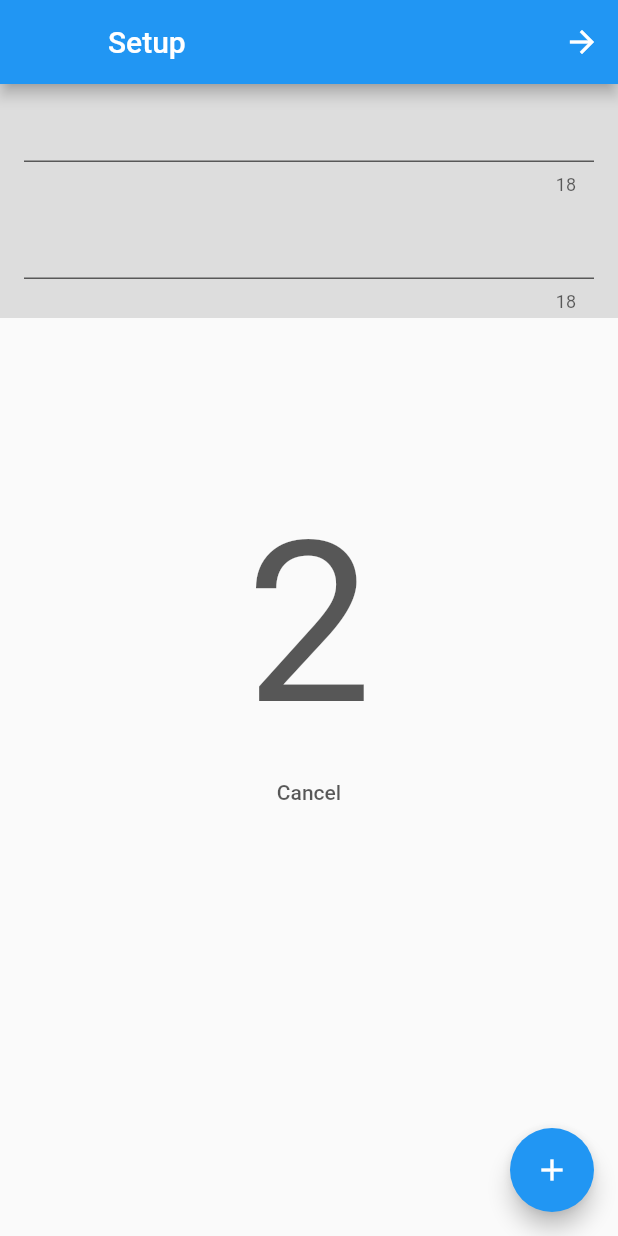
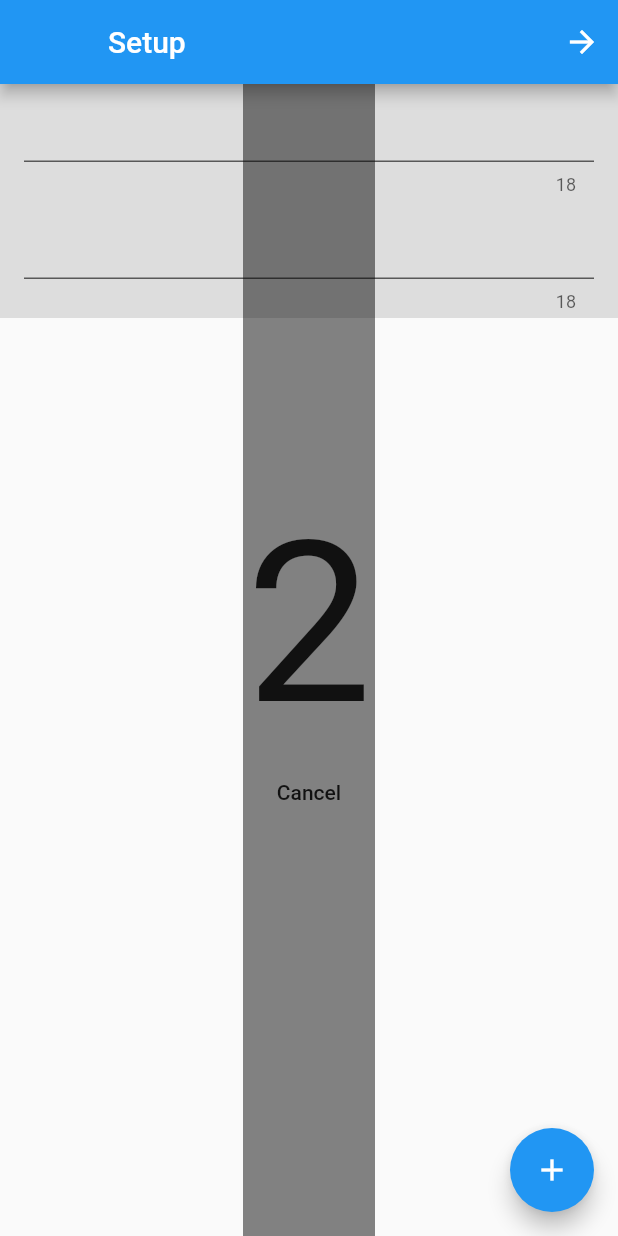
Before and after one commit to Bracciata/Friend-Trivia, a Flutter app: the CharacterScreenStatefulWidget screen opened by its route, after a tap on the "arrow forward" icon, on a phone screen of 412 x 824 dp. Run offline on Flutter 3.47's test engine with Material 2 defaults, Android fonts, the phone set to English and light mode, and no system bars.

Commit message:
Popup countdown with background being transparent  only
Still need to implement cancel, also background does not stretch to fill screen width. Also need something to happen when countdown is completed

```diff
--- a/party_matt_one/lib/screens/addCharacterScreenFromScratch.dart
+++ b/party_matt_one/lib/screens/addCharacterScreenFromScratch.dart
@@ -162,10 +162,9 @@ class CharacterScreen extends State<CharacterScreenStatefulWidget>
                   }),
             ),
           ]),
-          new Center(
-              child: new Opacity(
-            opacity: visible ? 0.75 : 0.0,
-            child: new Column(
+          visible?new Center(
+              child: new Stack( children:[new Positioned.fill(child:new Container(decoration: new BoxDecoration(color: Color.fromARGB(123, 0, 0, 0)))),
+             new Column(
                 mainAxisAlignment: MainAxisAlignment.center,
                 crossAxisAlignment: CrossAxisAlignment.center,
                 children: [
@@ -180,8 +179,8 @@ class CharacterScreen extends State<CharacterScreenStatefulWidget>
                     },
                   )
                 ]),
-          )),
-        ])),
+            ])):new Container()]),
+        ),
         floatingActionButton: new FloatingActionButton(
             onPressed: _addNewPlayer,
             tooltip: 'Add Player',
```
